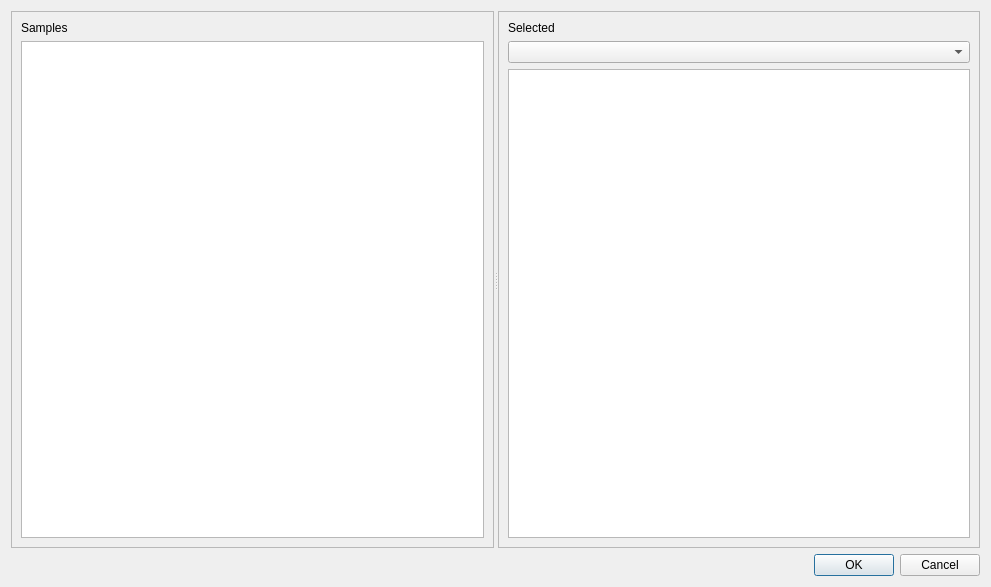
Old version of the form groot_gui/forms/designer/frm_sample_browser_designer.ui in the repository JMcInerneyLab/groot.
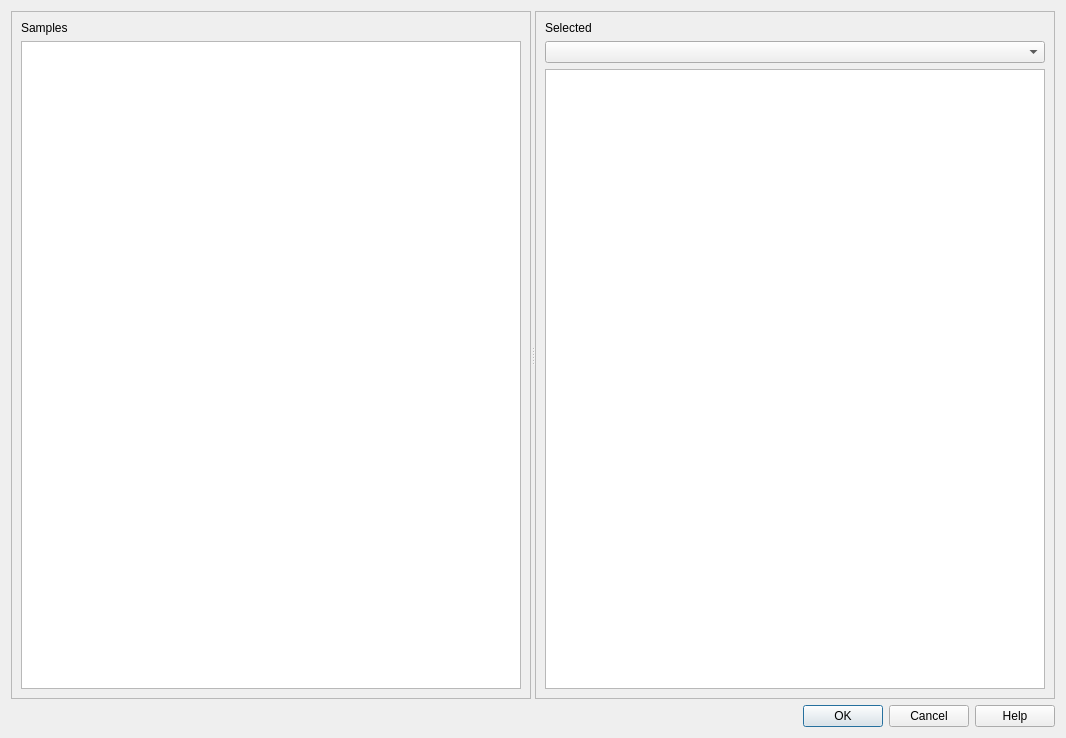
New version of the form.

Commit message: updated readme, gui provides help

Diff of the .ui file:
```diff
--- a/groot_gui/forms/designer/frm_sample_browser_designer.ui
+++ b/groot_gui/forms/designer/frm_sample_browser_designer.ui
@@ -6,8 +6,8 @@
    <rect>
     <x>0</x>
     <y>0</y>
-    <width>991</width>
-    <height>587</height>
+    <width>1066</width>
+    <height>738</height>
    </rect>
   </property>
   <property name="windowTitle">
@@ -92,7 +92,7 @@
    <item>
     <widget class="QDialogButtonBox" name="BTNBOX_MAIN">
      <property name="standardButtons">
-      <set>QDialogButtonBox::Cancel|QDialogButtonBox::Ok</set>
+      <set>QDialogButtonBox::Cancel|QDialogButtonBox::Help|QDialogButtonBox::Ok</set>
      </property>
     </widget>
    </item>
```
The commit also changes 73 other files.
